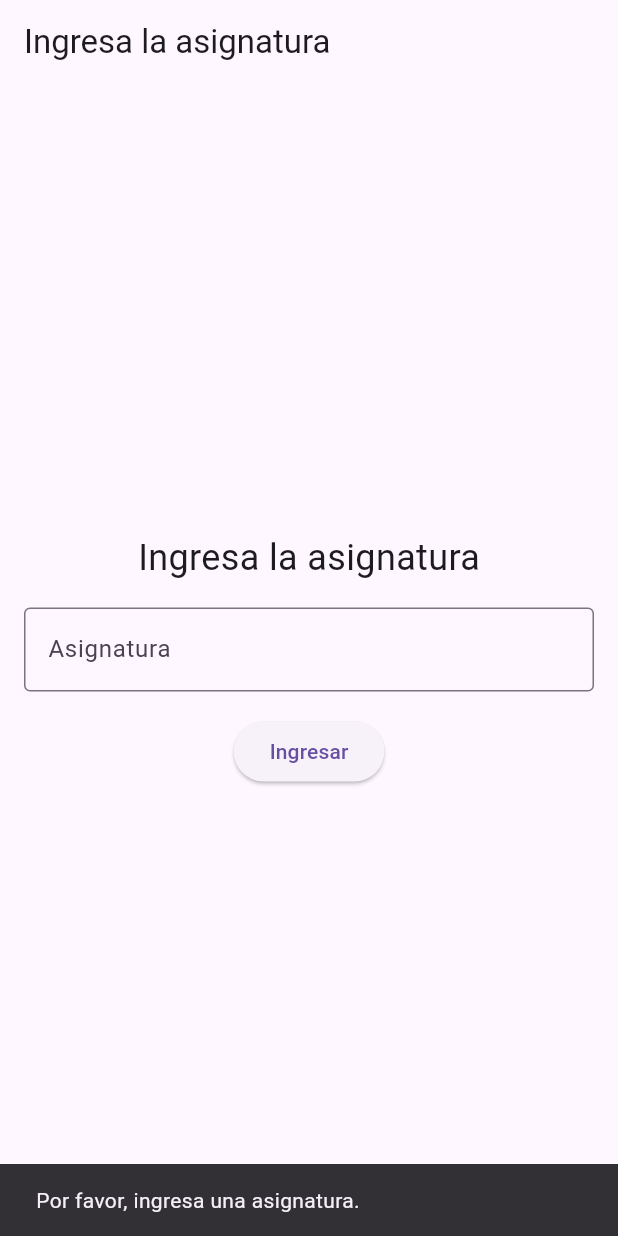
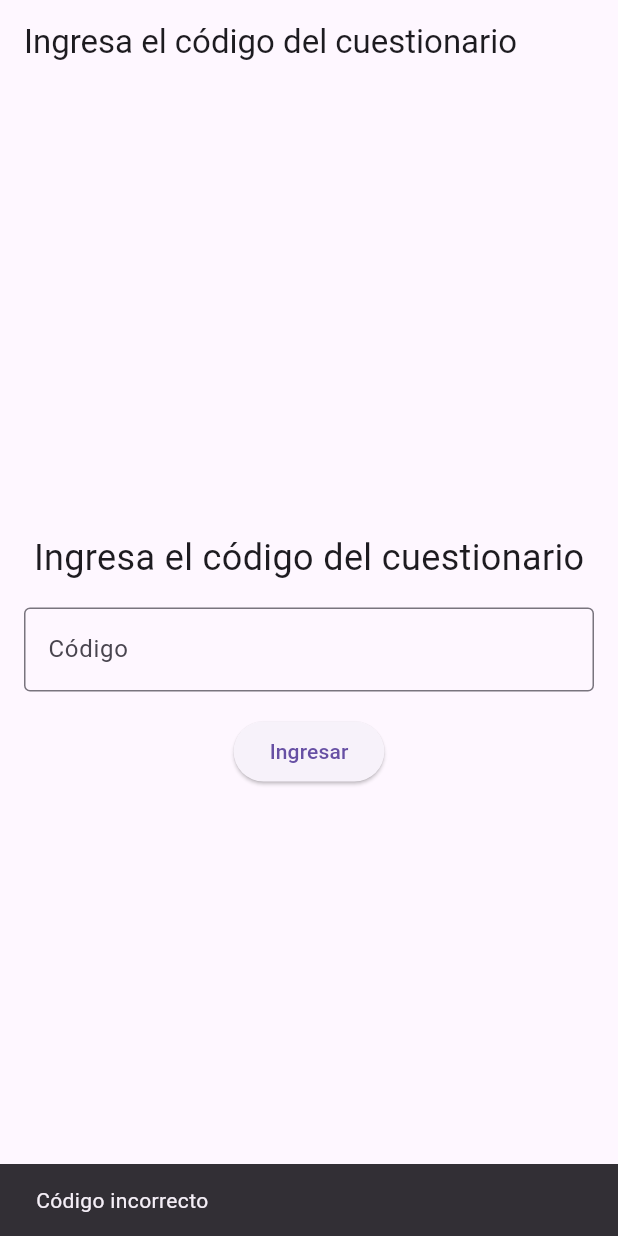
Before and after one commit to diegorover/app_profesores, a Flutter app: the screen it shows after launch, after a tap on "Ingresar", on a phone screen of 412 x 824 dp. Run offline on Flutter 3.47's test engine with Material 3 defaults, Android fonts, the light colour scheme and no system bars; our stand-ins replace cloud_firestore, firebase_core; missing offline and left inert: dart:html; accounts and stored records are empty.

Commit message:
Asignatura matemáticas añadida

```diff
--- a/lib/inicio.dart
+++ b/lib/inicio.dart
@@ -1,8 +1,9 @@
 import 'package:flutter/material.dart';
-import 'seleccion_profesor.dart';
+import 'descargar_respuestas_matematicas.dart';
+import 'descargar_respuestas.dart'; // Importa también el widget de DescargarRespuestas para Lengua
 
 class Inicio extends StatefulWidget {
-  const Inicio({super.key});
+  const Inicio({Key? key}) : super(key: key);
 
   @override
   State<Inicio> createState() => _InicioState();
@@ -11,18 +12,24 @@ class Inicio extends StatefulWidget {
 class _InicioState extends State<Inicio> {
   final TextEditingController _codeController = TextEditingController();
 
-  void _navigateToProfesorSelection() {
-    final asignatura = _codeController.text.trim();
-    if (asignatura.isNotEmpty) {
-      Navigator.push(
+  void _navigateToHome() {
+    if (_codeController.text == '1') {
+      Navigator.pushReplacement(
         context,
         MaterialPageRoute(
-          builder: (context) => SeleccionProfesor(asignatura: asignatura),
+          builder: (context) => DescargarRespuestas(profesor: 'Juan', trimestre: 1),
+        ),
+      );
+
+      Navigator.pushReplacement(
+        context,
+        MaterialPageRoute(
+          builder: (context) => DescargarRespuestasMatematicas(profesor: 'Ana', trimestre: 1),
         ),
       );
     } else {
       ScaffoldMessenger.of(context).showSnackBar(
-        const SnackBar(content: Text('Por favor, ingresa una asignatura.')),
+        const SnackBar(content: Text('Código incorrecto')),
       );
     }
   }
@@ -31,7 +38,7 @@ class _InicioState extends State<Inicio> {
   Widget build(BuildContext context) {
     return Scaffold(
       appBar: AppBar(
-        title: const Text('Ingresa la asignatura'),
+        title: const Text('Ingresa el código del cuestionario'),
       ),
       body: Padding(
         padding: const EdgeInsets.all(16.0),
@@ -39,7 +46,7 @@ class _InicioState extends State<Inicio> {
           mainAxisAlignment: MainAxisAlignment.center,
           children: [
             const Text(
-              'Ingresa la asignatura',
+              'Ingresa el código del cuestionario',
               style: TextStyle(fontSize: 24),
             ),
             const SizedBox(height: 16),
@@ -47,12 +54,12 @@ class _InicioState extends State<Inicio> {
               controller: _codeController,
               decoration: const InputDecoration(
                 border: OutlineInputBorder(),
-                labelText: 'Asignatura',
+                labelText: 'Código',
               ),
             ),
             const SizedBox(height: 16),
             ElevatedButton(
-              onPressed: _navigateToProfesorSelection,
+              onPressed: _navigateToHome,
               child: const Text('Ingresar'),
             ),
           ],
--- a/lib/main.dart
+++ b/lib/main.dart
@@ -2,7 +2,6 @@ import 'package:flutter/material.dart';
 import 'package:firebase_core/firebase_core.dart';
 import 'firebase_options.dart';
 import 'inicio.dart';
-import 'cuestionario.dart';
 
 void main() async {
   WidgetsFlutterBinding.ensureInitialized();
--- a/pubspec.yaml
+++ b/pubspec.yaml
@@ -15,6 +15,7 @@ dependencies:
   cupertino_icons: ^1.0.6
   firebase_core:
   firebase_auth:
+  path_provider:
   cloud_firestore:
   provider: ^6.1.2
   shared_preferences:
```
Also changed, not shown: lib/descargar_respuestas.dart (added, +85 -0 lines), lib/descargar_respuestas_matematicas.dart (added, +85 -0 lines), lib/firebase_service_matematicas.dart (added, +40 -0 lines), lib/seleccion_trimestre.dart (+52 -0 lines), pubspec.lock, 2 other files.
